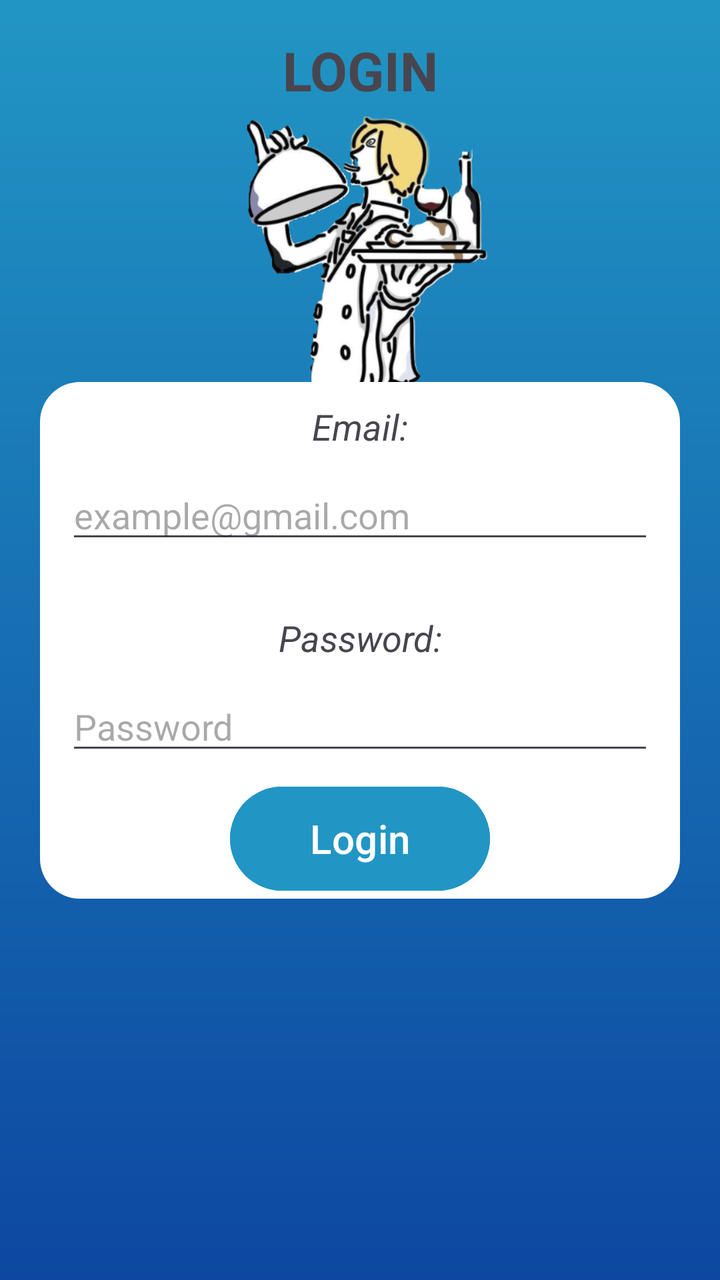
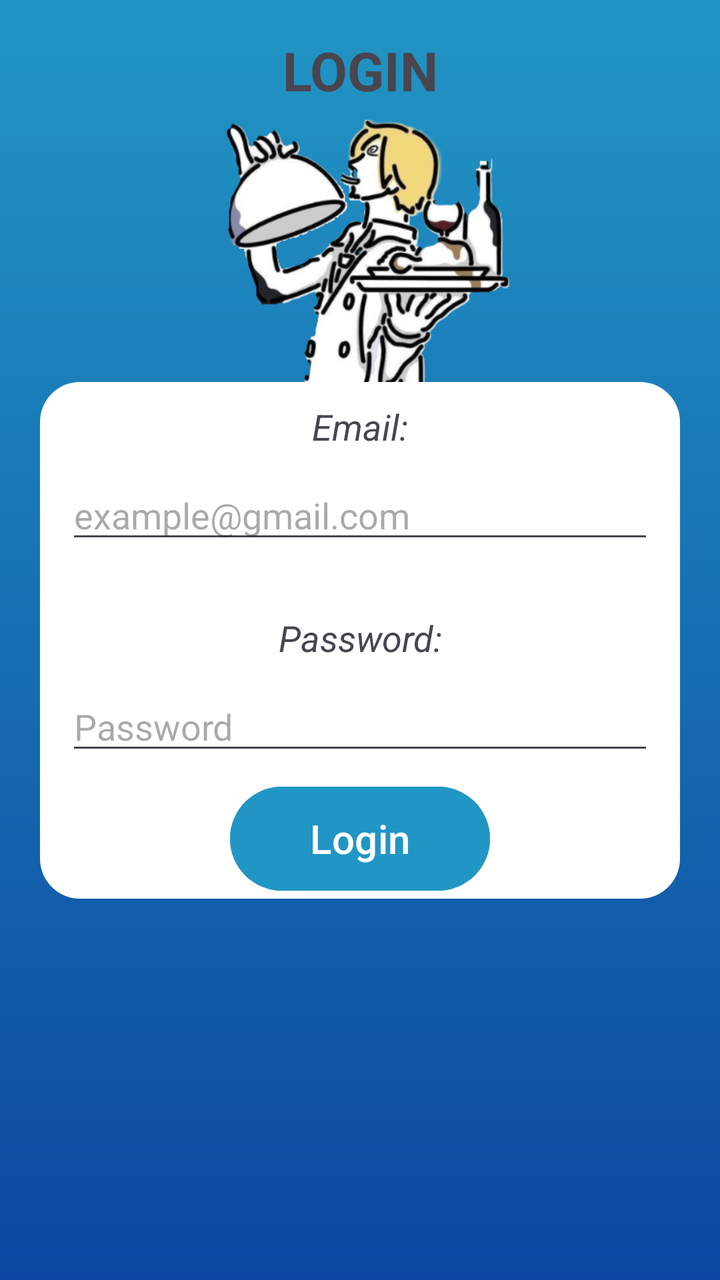

An Android layout rendered at two revisions. The XML below is the earlier revision; the diff shows what the commit changed to produce the second picture.
<!-- AndroidManifest.xml: application theme Theme.SmartPantryManagement -->
<!-- res/layout/activity_login_page.xml -->
<?xml version="1.0" encoding="utf-8"?>
<androidx.constraintlayout.widget.ConstraintLayout xmlns:android="http://schemas.android.com/apk/res/android"
    xmlns:app="http://schemas.android.com/apk/res-auto"
    xmlns:tools="http://schemas.android.com/tools"
    android:background="@drawable/blue_gradient"
    android:id="@+id/main"
    android:layout_width="match_parent"
    android:layout_height="match_parent"
    tools:context=".LoginPage">

    <TextView
        android:id="@+id/BodyTextView"
        android:layout_width="match_parent"
        android:layout_height="70dp"
        android:text="LOGIN"
        android:textSize="27sp"
        android:textStyle="bold"
        android:gravity="center"
        app:layout_constraintTop_toTopOf="parent"
        app:layout_constraintStart_toStartOf="parent"
        app:layout_constraintEnd_toEndOf="parent"
        />

    <ImageView
        android:id="@+id/LoginImg"
        android:layout_width="370dp"
        android:layout_height="170dp"
        android:src="@drawable/startup_logo_2"
        android:scaleType="fitCenter"
        android:layout_marginTop="-21dp"
        app:layout_constraintStart_toStartOf="parent"
        app:layout_constraintEnd_toEndOf="parent"
        app:layout_constraintTop_toBottomOf="@id/BodyTextView"/>

    <LinearLayout
        android:id="@+id/Login"
        android:layout_width="wrap_content"
        android:layout_height="wrap_content"
        android:orientation="vertical"
        android:background="@drawable/rounded_borders"
        android:gravity="center_horizontal"
        app:layout_constraintTop_toTopOf="parent"
        app:layout_constraintBottom_toBottomOf="parent"
        app:layout_constraintStart_toStartOf="parent"
        app:layout_constraintEnd_toEndOf="parent"
        app:layout_constraintVertical_bias="0.5">


        <TextView
            android:id="@+id/LoginEmailtxt"
            android:layout_width="wrap_content"
            android:layout_height="wrap_content"
            android:text="Email:"
            android:textSize="18sp"
            android:textStyle="italic"
            android:gravity="center"
            android:padding="10dp"
            />

        <EditText
            android:id="@+id/editEmail"
            android:layout_width="wrap_content"
            android:layout_height="wrap_content"
            android:ems="14"
            android:hint="example@gmail.com"
            android:inputType="textEmailAddress"
            android:imeOptions="actionNext"
            android:layout_marginStart="13dp"
            android:layout_marginEnd="13dp"
            app:layout_constraintStart_toStartOf="parent"
            app:layout_constraintTop_toBottomOf="@id/LoginEmailtxt" />



        <TextView
            android:id="@+id/LoginPasswordtxt"
            android:layout_width="wrap_content"
            android:layout_height="wrap_content"
            android:text="Password:"
            android:textSize="18sp"
            android:textStyle="italic"
            android:gravity="center"
            android:padding="10dp"
            android:layout_marginTop="20dp"
            />

        <EditText
            android:id="@+id/editPassword"
            android:layout_width="wrap_content"
            android:layout_height="wrap_content"
            android:ems="14"
            android:hint="Password"
            android:inputType="textPassword"
            android:imeOptions="actionNext"
            android:layout_marginStart="13dp"
            android:layout_marginEnd="13dp"
            app:layout_constraintStart_toStartOf="parent"
            app:layout_constraintTop_toBottomOf="@id/LoginPasswordtxt" />

        <Button
            android:id="@+id/btnLogin"
            android:layout_width="130dp"
            android:layout_height="60dp"
            android:layout_marginTop="7dp"
            android:text="Login"
            android:textSize="20sp"
            android:backgroundTint="#2196C4"
            />

    </LinearLayout>

</androidx.constraintlayout.widget.ConstraintLayout>
<!-- resources referenced by this layout -->
<resources>
  <!-- drawable blue_gradient (drawable) -->
  <?xml version="1.0" encoding="utf-8"?>
  <shape xmlns:android="http://schemas.android.com/apk/res/android">
  
      <gradient
          android:angle="270"
          android:startColor="#2196C4"
          android:endColor="#0D47A1"
          android:type="linear"/>
  </shape>
  <!-- drawable rounded_borders (drawable) -->
  <?xml version="1.0" encoding="utf-8"?>
  <shape xmlns:android="http://schemas.android.com/apk/res/android">
  
      <solid android:color="#FFFFFF"/>
      <corners android:radius="20dp"/>
  </shape>
  <!-- drawable startup_logo_2: png bitmap (drawable, 100697 bytes) -->
  <style name="Theme.SmartPantryManagement" parent="Base.Theme.SmartPantryManagement" />
  <style name="Base.Theme.SmartPantryManagement" parent="Theme.Material3.DayNight.NoActionBar">
          
          
      </style>
</resources>

<!-- the commit's change to res/layout/activity_login_page.xml (unified diff, before → after) -->
@@ -23,8 +23,8 @@
 
     <ImageView
         android:id="@+id/LoginImg"
-        android:layout_width="370dp"
-        android:layout_height="170dp"
+        android:layout_width="380dp"
+        android:layout_height="200dp"
         android:src="@drawable/startup_logo_2"
         android:scaleType="fitCenter"
         android:layout_marginTop="-21dp"
